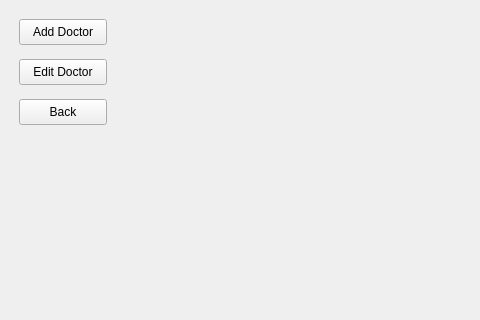
The window that mainwindow.ui (davrdic/DavidPharmacyEleven) describes before a commit, drawn with Qt 5; both pictures show x 0 to 480 and y 0 to 320 of the 800 by 600 pixel window.
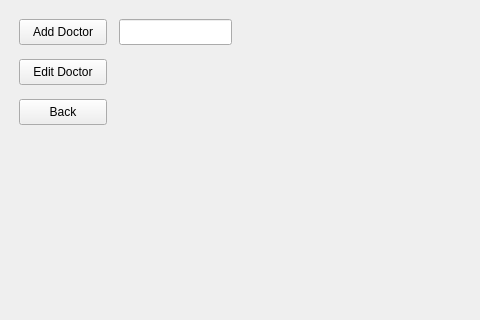
The same window after the commit. The open tabs and pages were chosen to show the change.

Commit message: Add Doctor Functionality added.

Diff of the .ui file:
```diff
--- a/mainwindow.ui
+++ b/mainwindow.ui
@@ -74,6 +74,16 @@
            <string>Back</string>
           </property>
          </widget>
+         <widget class="QLineEdit" name="doctorNameLineEdit">
+          <property name="geometry">
+           <rect>
+            <x>110</x>
+            <y>10</y>
+            <width>113</width>
+            <height>26</height>
+           </rect>
+          </property>
+         </widget>
         </widget>
        </widget>
       </item>
```
The commit also changes 23 other files.
